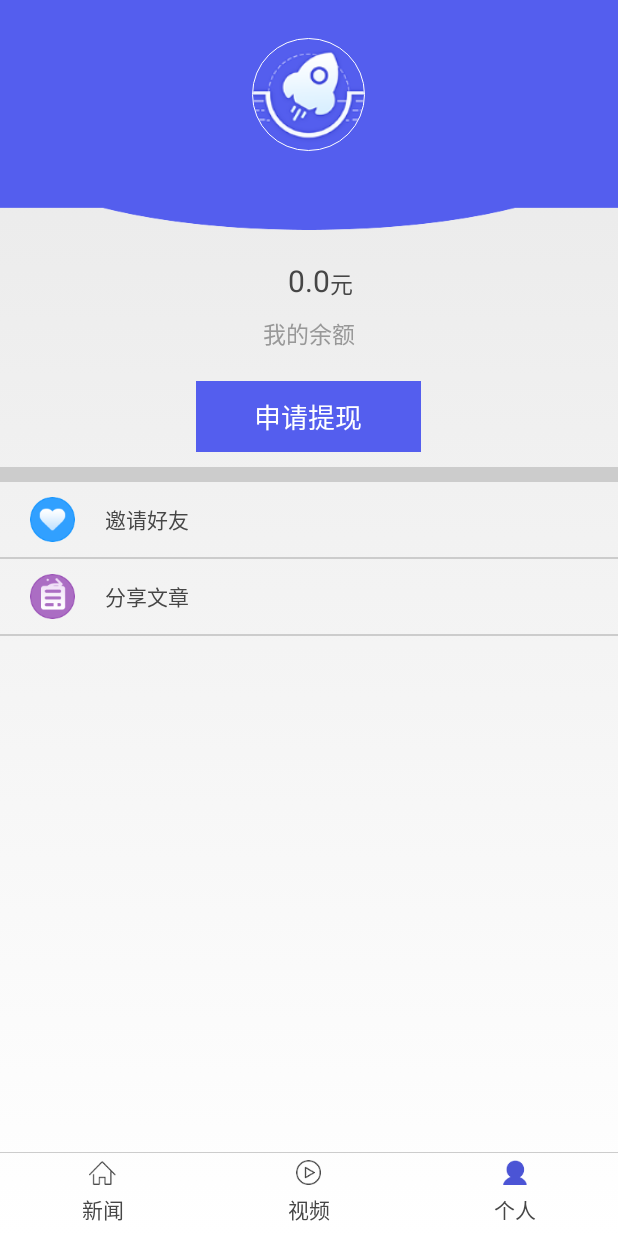
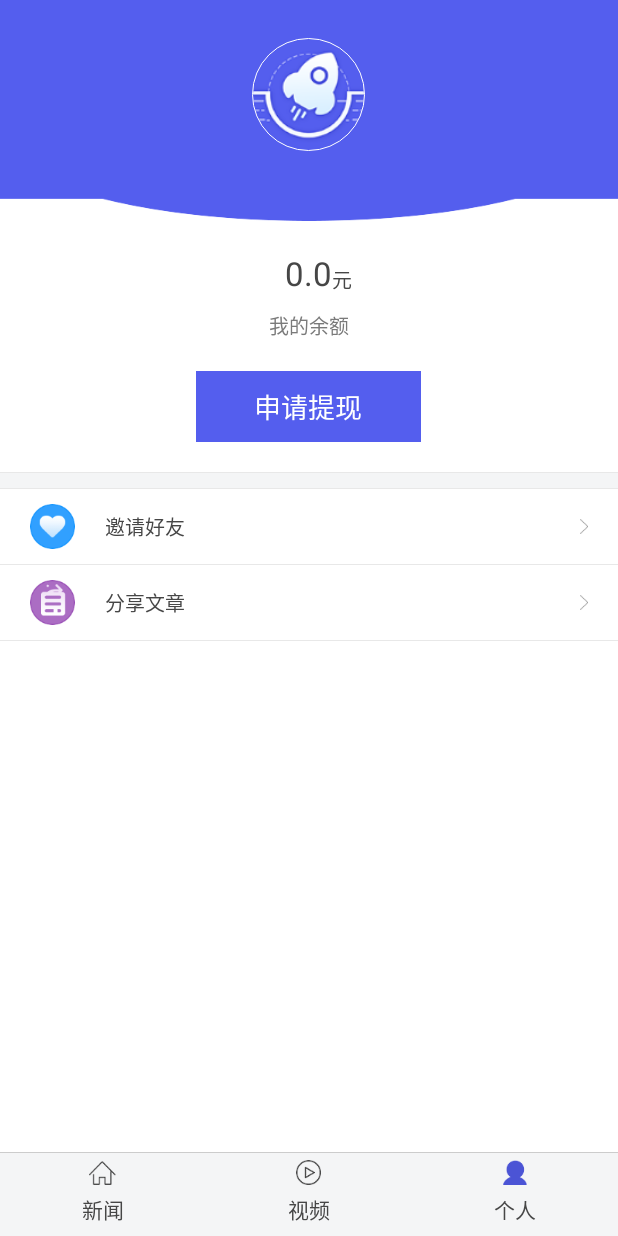
Before and after one commit to pekphet/fastnews, an Android app: the HomeActivity screen opened directly, with no data from a screen before it, after a tap on "个人", on a phone screen of 412 x 824 dp. Run offline under Robolectric (Android 15) with nearby library versions, the phone set to English and light mode, and no system bars; our stand-ins replace CircleImageView; libraries missing offline, so code that uses them is left out: com.nostra13.universalimageloader, com.tencent.mm; network calls fail; pictures from the network do not load; 2 other taps on this screen came first.

Commit message:
ready up

```diff
--- a/app/src/main/java/com/youzi/fastnews/fragment/PFragment.java
+++ b/app/src/main/java/com/youzi/fastnews/fragment/PFragment.java
@@ -41,6 +41,7 @@ public class PFragment extends BaseFragment {
 
     private float txShh = 0.0f;
     private TextView mTvMoney;
+    private ImageView mImgRd;
 
     @Override
     protected View initView(LayoutInflater inflater) {
@@ -52,8 +53,9 @@ public class PFragment extends BaseFragment {
         btn_get_money = (Button) v.findViewById(R.id.btn_get_money);
         apply_during_tv = (TextView) v.findViewById(R.id.apply_during_tv);
         per_login_tv = (TextView) v.findViewById(R.id.per_login_tv);
-        mTvMoney = (TextView) v.findViewById(R.id.tv_money);
-        mImgH = (ImageView) v.findViewById(R.id.img_head);
+        mTvMoney    = (TextView) v.findViewById(R.id.tv_money);
+        mImgH       = (ImageView) v.findViewById(R.id.img_head);
+        mImgRd      = (ImageView) v.findViewById(R.id.img_rd);
 
         mLlInviteR.setVisibility(View.GONE);
         mLlShareR.setVisibility(View.GONE);
@@ -76,6 +78,7 @@ public class PFragment extends BaseFragment {
 
     private void flushTXL() {
         apply_during_tv.setVisibility(View.VISIBLE);
+        mImgRd.setVisibility(View.VISIBLE);
         if (txShh != 0.0f) {
             if (txShh == -1.0f) {
                 apply_during_tv.setText("恭喜您, 您的提现审核已通过");
@@ -87,6 +90,7 @@ public class PFragment extends BaseFragment {
 
         } else {
             apply_during_tv.setVisibility(View.GONE);
+            mImgRd.setVisibility(View.GONE);
         }
     }
 
--- a/app/src/main/res/layout/a_h.xml
+++ b/app/src/main/res/layout/a_h.xml
@@ -47,5 +47,6 @@
         android:id="@+id/ll_home_bottom"
         android:layout_width="match_parent"
         android:layout_height="55dp"
+        android:background="#f4f5f6"
         android:orientation="horizontal" />
 </LinearLayout>
--- a/app/src/main/res/layout/f_p.xml
+++ b/app/src/main/res/layout/f_p.xml
@@ -1,7 +1,8 @@
 <?xml version="1.0" encoding="utf-8"?>
 <RelativeLayout xmlns:android="http://schemas.android.com/apk/res/android"
-              android:layout_width="match_parent"
-              android:layout_height="match_parent">
+                android:layout_width="match_parent"
+                android:layout_height="match_parent"
+                android:background="@color/white">
 
     <ScrollView
         android:layout_width="match_parent"
@@ -11,28 +12,31 @@
             android:layout_width="match_parent"
             android:layout_height="match_parent"
             android:orientation="vertical">
+
             <LinearLayout
                 android:layout_width="match_parent"
                 android:layout_height="wrap_content"
-                android:orientation="vertical"
+                android:background="#545EEE"
                 android:gravity="center"
-                android:background="#545EEE">
+                android:orientation="vertical">
+
                 <com.youzi.fastnews.utils.CircleImageView
                     android:id="@+id/img_head"
                     android:layout_width="75dp"
                     android:layout_height="75dp"
-                    android:src="@drawable/i_d_head"
-                    android:layout_marginTop="25dp"/>
+                    android:layout_marginTop="25dp"
+                    android:src="@drawable/i_d_head"/>
 
                 <TextView
                     android:id="@+id/per_login_tv"
                     android:layout_width="wrap_content"
                     android:layout_height="wrap_content"
-                    android:textSize="20dp"
+                    android:layout_marginTop="10dp"
+                    android:text="微信登陆"
                     android:textColor="#ffffff"
-                    android:layout_marginTop="10dp"
-                    android:text="微信登陆"/>
+                    android:textSize="15dp"/>
             </LinearLayout>
+
             <View
                 android:layout_width="match_parent"
                 android:layout_height="wrap_content"
@@ -43,201 +47,252 @@
                 android:layout_width="match_parent"
                 android:layout_height="wrap_content"
                 android:layout_marginTop="20dp">
+
                 <TextView
                     android:id="@+id/tv_money"
                     android:layout_width="wrap_content"
                     android:layout_height="wrap_content"
-                    android:textSize="20dp"
+                    android:layout_centerInParent="true"
+                    android:text="00.00"
                     android:textColor="#464646"
-                    android:layout_centerInParent="true"
-                    android:text="00.00"/>
+                    android:textSize="22dp"/>
 
                 <TextView
-                    android:textColor="#464646"
                     android:layout_width="wrap_content"
                     android:layout_height="wrap_content"
-                    android:textSize="15dp"
+                    android:layout_alignParentBottom="true"
                     android:layout_toRightOf="@+id/tv_money"
-                    android:layout_alignParentBottom="true"
-                    android:text="元"/>
+                    android:text="元"
+                    android:textColor="#464646"
+                    android:textSize="13dp"/>
             </RelativeLayout>
 
             <TextView
                 android:layout_width="wrap_content"
                 android:layout_height="wrap_content"
-                android:textSize="15dp"
+                android:layout_gravity="center_horizontal"
                 android:layout_marginTop="10dp"
-                android:textColor="#989898"
-                android:layout_gravity="center_horizontal"
-                android:text="我的余额"/>
+                android:text="我的余额"
+                android:textColor="#7A7A7A"
+                android:textSize="13dp"/>
 
             <Button
                 android:id="@+id/btn_get_money"
                 android:layout_width="150dp"
                 android:layout_height="wrap_content"
+                android:layout_gravity="center_horizontal"
                 android:layout_marginTop="20dp"
-                android:textSize="18dp"
                 android:background="@drawable/blue_btn_sel"
+                android:padding="10dp"
+                android:text="申请提现"
                 android:textColor="#ffffff"
-                android:text="申请提现"
-                android:padding="10dp"
-                android:layout_gravity="center_horizontal"/>
+                android:textSize="18dp"/>
 
-            <TextView
-                android:id="@+id/apply_during_tv"
+            <LinearLayout
                 android:layout_width="wrap_content"
                 android:layout_height="wrap_content"
-                android:textSize="15dp"
+                android:layout_gravity="center_horizontal"
+                android:gravity="center_vertical"
                 android:layout_marginTop="10dp"
-                android:layout_gravity="center_horizontal"
-                android:textColor="#0000ff"
-                android:text="您有100元正在提现中"/>
+                android:orientation="horizontal">
+
+                <ImageView
+                    android:id="@+id/img_rd"
+                    android:layout_width="wrap_content"
+                    android:layout_height="wrap_content"
+                    android:src="@drawable/i_blue_rd"
+                    android:layout_marginRight="10dp"/>
+
+                <TextView
+                    android:id="@+id/apply_during_tv"
+                    android:layout_width="wrap_content"
+                    android:layout_height="wrap_content"
+                    android:text="您有100元正在提现中"
+                    android:textColor="#4A7DFF"
+                    android:textSize="12dp"/>
+            </LinearLayout>
+
+            <View
+                android:layout_width="match_parent"
+                android:layout_height="0.5dp"
+                android:layout_marginTop="10dp"
+                android:background="#e8e8e8"/>
+
             <View
                 android:layout_width="match_parent"
                 android:layout_height="10dp"
-                android:layout_marginTop="10dp"
-                android:background="#cccccc"/>
+                android:background="#F4F5F6"/>
+
+            <View
+                android:layout_width="match_parent"
+                android:layout_height="0.5dp"
+                android:background="#e8e8e8"/>
+
             <LinearLayout
                 android:id="@+id/ll_invite"
                 android:layout_width="match_parent"
                 android:layout_height="50dp">
+
                 <ImageView
                     android:layout_width="30dp"
                     android:layout_height="30dp"
                     android:layout_gravity="center_vertical"
-                    android:background="@drawable/i_inv_p"
-                    android:layout_marginLeft="20dp"/>
+                    android:layout_marginLeft="20dp"
+                    android:background="@drawable/i_inv_p"/>
 
                 <TextView
                     android:layout_width="wrap_content"
                     android:layout_height="wrap_content"
                     android:layout_gravity="center_vertical"
                     android:layout_marginLeft="20dp"
+                    android:text="邀请好友"
                     android:textColor="#464646"
-                    android:text="邀请好友"/>
+                    android:textSize="13dp"/>
 
                 <RelativeLayout
                     android:layout_width="match_parent"
-                    android:layout_height="wrap_content"
+                    android:layout_height="match_parent"
                     android:gravity="center_vertical">
+
                     <ImageView
                         android:layout_width="wrap_content"
                         android:layout_height="wrap_content"
                         android:layout_alignParentRight="true"
-                        android:layout_marginRight="20dp"/>
+                        android:layout_marginRight="10dp"
+                        android:padding="10dp"
+                        android:src="@drawable/i_right_arr"/>
                 </RelativeLayout>
             </LinearLayout>
 
             <View
                 android:layout_width="match_parent"
                 android:layout_height="0.5dp"
-                android:background="#cccccc"/>
+                android:background="#e8e8e8"/>
 
             <LinearLayout
                 android:id="@+id/ll_invite_r"
                 android:layout_width="match_parent"
                 android:layout_height="50dp">
+
                 <ImageView
                     android:layout_width="30dp"
                     android:layout_height="30dp"
                     android:layout_gravity="center_vertical"
-                    android:background="@drawable/i_inv_r"
-                    android:layout_marginLeft="20dp"/>
+                    android:layout_marginLeft="20dp"
+                    android:background="@drawable/i_inv_r"/>
 
                 <TextView
                     android:layout_width="wrap_content"
                     android:layout_height="wrap_content"
                     android:layout_gravity="center_vertical"
                     android:layout_marginLeft="20dp"
+                    android:text="邀请排行榜"
                     android:textColor="#464646"
-                    android:text="邀请排行榜"/>
+                    android:textSize="13dp"/>
 
                 <RelativeLayout
                     android:layout_width="match_parent"
-                    android:layout_height="wrap_content"
+                    android:layout_height="match_parent"
                     android:gravity="center_vertical">
+
                     <ImageView
                         android:layout_width="wrap_content"
                         android:layout_height="wrap_content"
                         android:layout_alignParentRight="true"
-                        android:layout_marginRight="20dp"/>
+                        android:layout_marginRight="10dp"
+                        android:padding="10dp"
+                        android:src="@drawable/i_right_arr"/>
                 </RelativeLayout>
             </LinearLayout>
 
             <View
                 android:layout_width="match_parent"
                 android:layout_height="0.5dp"
-                android:background="#cccccc"/>
+                android:background="#e8e8e8"
+                android:visibility="gone"/>
 
             <LinearLayout
                 android:id="@+id/ll_sh"
                 android:layout_width="match_parent"
                 android:layout_height="50dp">
+
                 <ImageView
                     android:layout_width="30dp"
                     android:layout_height="30dp"
                     android:layout_gravity="center_vertical"
-                    android:background="@drawable/i_sh_p"
-                    android:layout_marginLeft="20dp"/>
+                    android:layout_marginLeft="20dp"
+                    android:background="@drawable/i_sh_p"/>
 
                 <TextView
                     android:layout_width="wrap_content"
                     android:layout_height="wrap_content"
                     android:layout_gravity="center_vertical"
                     android:layout_marginLeft="20dp"
+                    android:text="分享文章"
                     android:textColor="#464646"
-                    android:text="分享文章"/>
+                    android:textSize="13dp"/>
 
                 <RelativeLayout
                     android:layout_width="match_parent"
-                    android:layout_height="wrap_content"
+                    android:layout_height="match_parent"
                     android:gravity="center_vertical">
+
                     <ImageView
                         android:layout_width="wrap_content"
                         android:layout_height="wrap_content"
                         android:layout_alignParentRight="true"
-                        android:layout_marginRight="20dp"/>
+                        android:layout_marginRight="10dp"
+                        android:padding="10dp"
+                        android:src="@drawable/i_right_arr"/>
                 </RelativeLayout>
             </LinearLayout>
 
             <View
                 android:layout_width="match_parent"
                 android:layout_height="0.5dp"
-                android:background="#cccccc"/>
+                android:background="#e8e8e8"/>
+
             <LinearLayout
                 android:id="@+id/ll_sh_r"
                 android:layout_width="match_parent"
                 android:layout_height="50dp">
+
                 <ImageView
                     android:layout_width="30dp"
                     android:layout_height="30dp"
                     android:layout_gravity="center_vertical"
-                    android:background="@drawable/i_sh_r"
-                    android:layout_marginLeft="20dp"/>
+                    android:layout_marginLeft="20dp"
+                    android:background="@drawable/i_sh_r"/>
 
                 <TextView
                     android:layout_width="wrap_content"
                     android:layout_height="wrap_content"
                     android:layout_gravity="center_vertical"
                     android:layout_marginLeft="20dp"
+                    android:text="分享排行榜"
                     android:textColor="#464646"
-                    android:text="分享排行榜"/>
+                    android:textSize="13dp"/>
 
                 <RelativeLayout
                     android:layout_width="match_parent"
-                    android:layout_height="wrap_content"
+                    android:layout_height="match_parent"
                     android:gravity="center_vertical">
+
                     <ImageView
                         android:layout_width="wrap_content"
                         android:layout_height="wrap_content"
                         android:layout_alignParentRight="true"
-                        android:layout_marginRight="20dp"/>
+                        android:layout_marginRight="10dp"
+                        android:padding="10dp"
+                        android:src="@drawable/i_right_arr"/>
                 </RelativeLayout>
             </LinearLayout>
+
             <View
                 android:layout_width="match_parent"
                 android:layout_height="0.5dp"
-                android:background="#cccccc"/>
+                android:background="#e8e8e8"
+                android:visibility="gone"/>
         </LinearLayout>
     </ScrollView>
 </RelativeLayout>
--- a/app/src/main/res/values/strings.xml
+++ b/app/src/main/res/values/strings.xml
@@ -1,5 +1,5 @@
 <resources>
-    <string name="app_name">FastNews</string>
+    <string name="app_name">火速新闻</string>
     <string name="a">恭喜，你的提现申请已经成功受理，我们将在工作日48小时打款到您的微信余额中，请注意查收。</string>
     <string name="b">您的提现申请失败了，请您返回重新提现!</string>
 
--- a/uicore/src/main/java/cc/fish/coreui/view/xlistview/XListViewFooter.java
+++ b/uicore/src/main/java/cc/fish/coreui/view/xlistview/XListViewFooter.java
@@ -37,9 +37,9 @@ public class XListViewFooter extends LinearLayout {
 	}
 
 	public void setState(int state) {
-		mHintView.setVisibility(View.INVISIBLE);
-		mProgressBar.setVisibility(View.INVISIBLE);
-		mHintView.setVisibility(View.INVISIBLE);
+		mHintView.setVisibility(View.GONE);
+		mProgressBar.setVisibility(View.GONE);
+		mHintView.setVisibility(View.GONE);
 		if (state == STATE_READY) {
 			mHintView.setVisibility(View.VISIBLE);
 			mHintView.setText(R.string.xlistview_footer_hint_ready);
```
Also changed, not shown: app/src/main/java/com/youzi/fastnews/fragment/NFragment.java (+10 -6 lines), app/src/main/java/com/youzi/fastnews/fragment/VFragment.java (+18 -10 lines), app/src/main/res/layout/a_sh.xml (+20 -13 lines), app/src/main/res/layout/a_shw.xml (+9 -3 lines), app/src/main/res/layout/activity_apply_withdrawals.xml (+18 -16 lines), app/src/main/res/layout/activity_invite_friends.xml (+19 -16 lines), app/src/main/res/layout/f_n.xml (+7 -1 lines), app/src/main/res/layout/i_n.xml (+16 -17 lines), app/src/main/res/drawable-xhdpi/i_blue_rd.png (added), app/src/main/res/drawable-xhdpi/i_right_arr.png (added), 1 other file.
